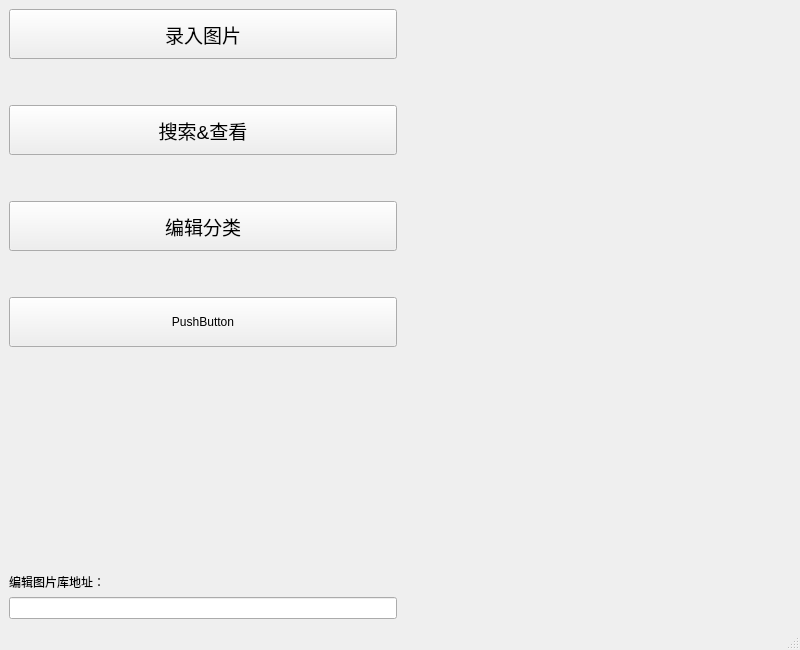
Above: welcome.ui from tsukishima1321/Closet before the change. Below: the same form after it.
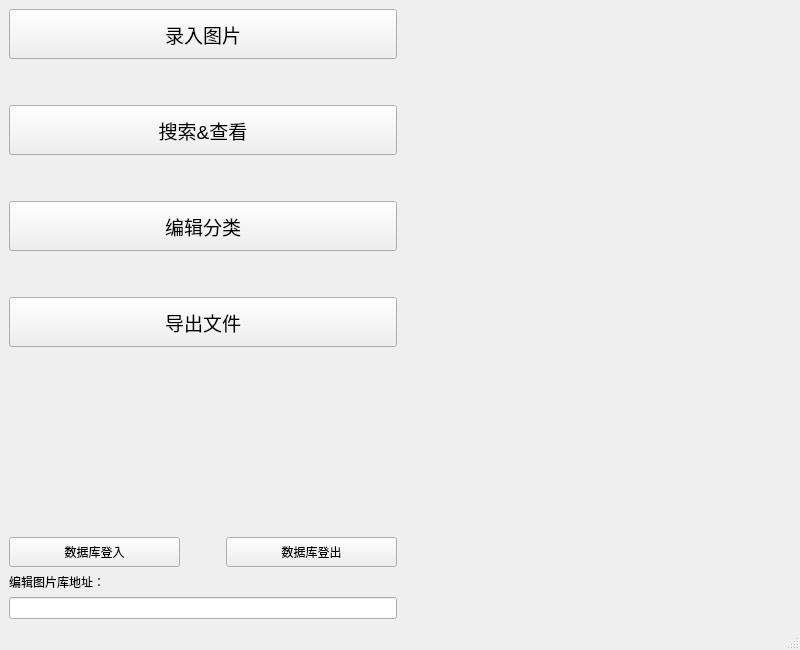
That is the form after the change.

Patch:
```diff
--- a/welcome.ui
+++ b/welcome.ui
@@ -160,8 +160,13 @@
           <height>60</height>
          </size>
         </property>
+        <property name="font">
+         <font>
+          <pointsize>14</pointsize>
+         </font>
+        </property>
         <property name="text">
-         <string>PushButton</string>
+         <string>导出文件</string>
         </property>
        </widget>
       </item>
@@ -181,6 +186,52 @@
         </property>
        </spacer>
       </item>
+      <item>
+       <layout class="QHBoxLayout" name="horizontalLayout_2">
+        <item>
+         <widget class="QPushButton" name="logInButton">
+          <property name="minimumSize">
+           <size>
+            <width>0</width>
+            <height>30</height>
+           </size>
+          </property>
+          <property name="text">
+           <string>数据库登入</string>
+          </property>
+         </widget>
+        </item>
+        <item>
+         <spacer name="horizontalSpacer">
+          <property name="orientation">
+           <enum>Qt::Horizontal</enum>
+          </property>
+          <property name="sizeType">
+           <enum>QSizePolicy::Fixed</enum>
+          </property>
+          <property name="sizeHint" stdset="0">
+           <size>
+            <width>40</width>
+            <height>20</height>
+           </size>
+          </property>
+         </spacer>
+        </item>
+        <item>
+         <widget class="QPushButton" name="logOutButton">
+          <property name="minimumSize">
+           <size>
+            <width>0</width>
+            <height>30</height>
+           </size>
+          </property>
+          <property name="text">
+           <string>数据库登出</string>
+          </property>
+         </widget>
+        </item>
+       </layout>
+      </item>
       <item>
        <widget class="QLabel" name="label_2">
         <property name="text">
```
Left out of the diff: 2 changed lines with no effect on the pictures.
